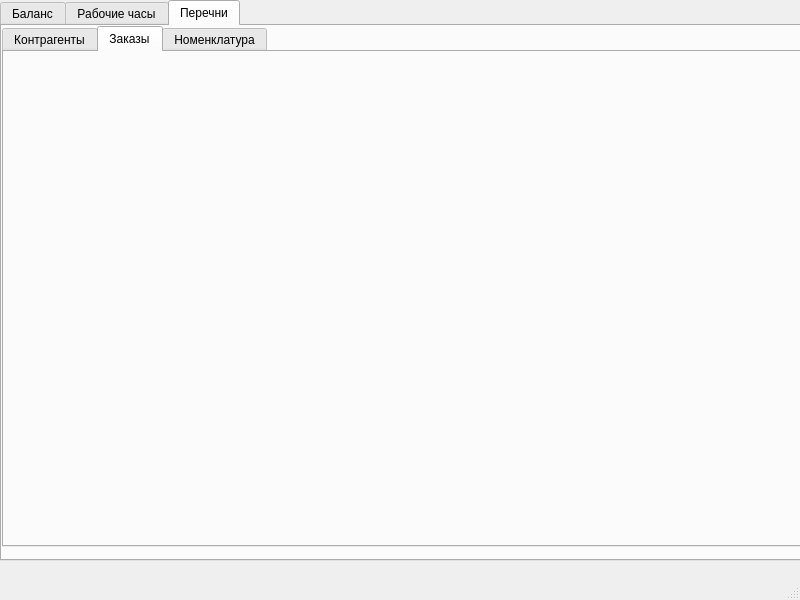
Old version of the form test_UI.ui in the repository Korguv/Poliur.
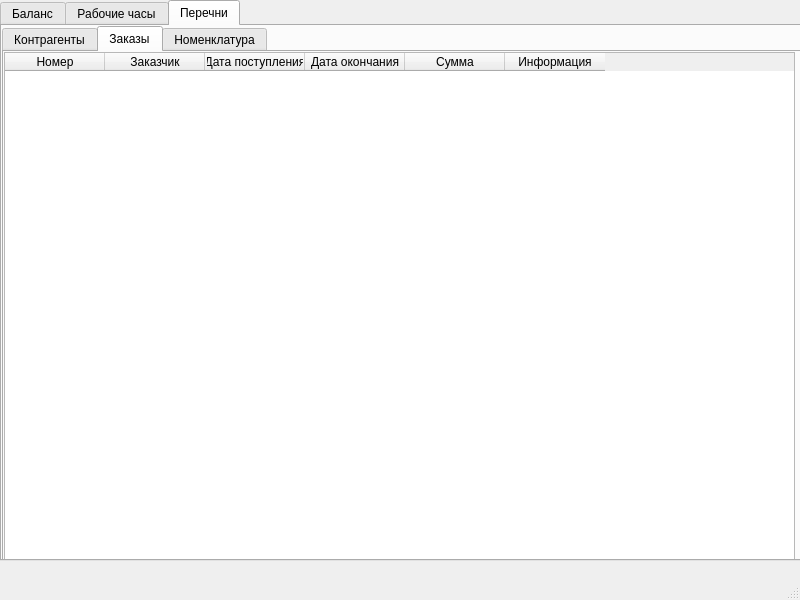
New version of the form. The open tabs and pages were chosen to show the change.

```diff
--- a/test_UI.ui
+++ b/test_UI.ui
@@ -140,7 +140,7 @@
         <x>0</x>
         <y>0</y>
         <width>811</width>
-        <height>521</height>
+        <height>541</height>
        </rect>
       </property>
       <property name="currentIndex">
@@ -155,6 +155,46 @@
        <attribute name="title">
         <string>Заказы</string>
        </attribute>
+       <widget class="QTableWidget" name="tableWidget">
+        <property name="geometry">
+         <rect>
+          <x>0</x>
+          <y>0</y>
+          <width>791</width>
+          <height>511</height>
+         </rect>
+        </property>
+        <column>
+         <property name="text">
+          <string>Номер</string>
+         </property>
+        </column>
+        <column>
+         <property name="text">
+          <string>Заказчик</string>
+         </property>
+        </column>
+        <column>
+         <property name="text">
+          <string>Дата поступления</string>
+         </property>
+        </column>
+        <column>
+         <property name="text">
+          <string>Дата окончания</string>
+         </property>
+        </column>
+        <column>
+         <property name="text">
+          <string>Сумма</string>
+         </property>
+        </column>
+        <column>
+         <property name="text">
+          <string>Информация</string>
+         </property>
+        </column>
+       </widget>
       </widget>
       <widget class="QWidget" name="nomen_tab">
        <attribute name="title">
```
Left out of the diff: 72 changed lines with no effect on the pictures.
